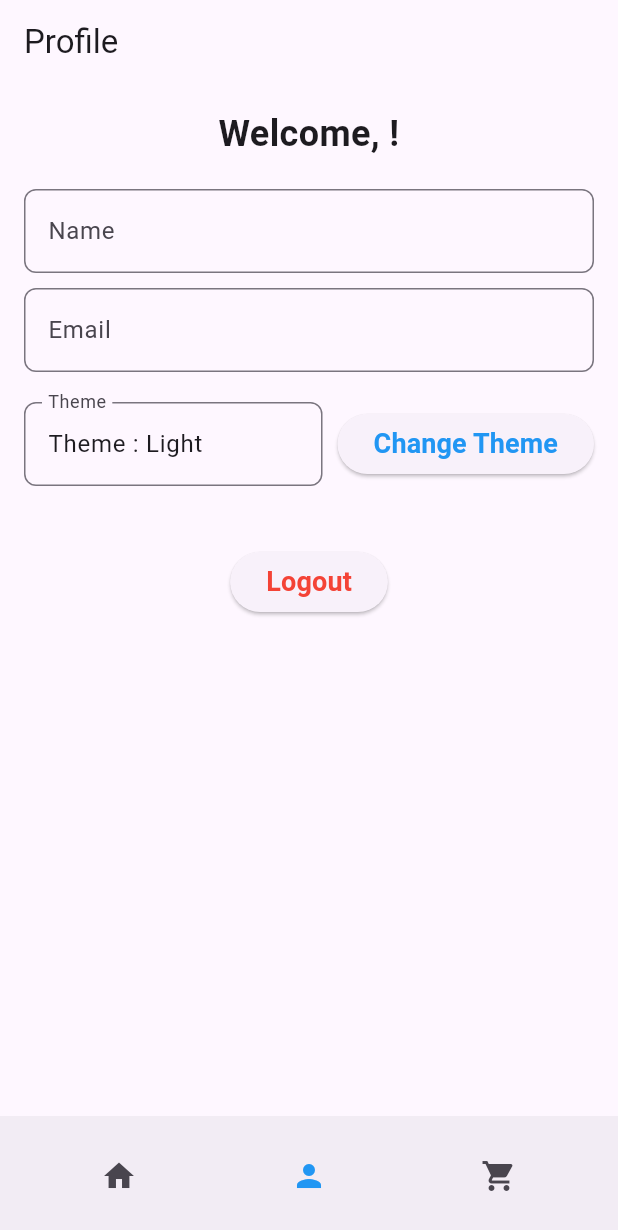
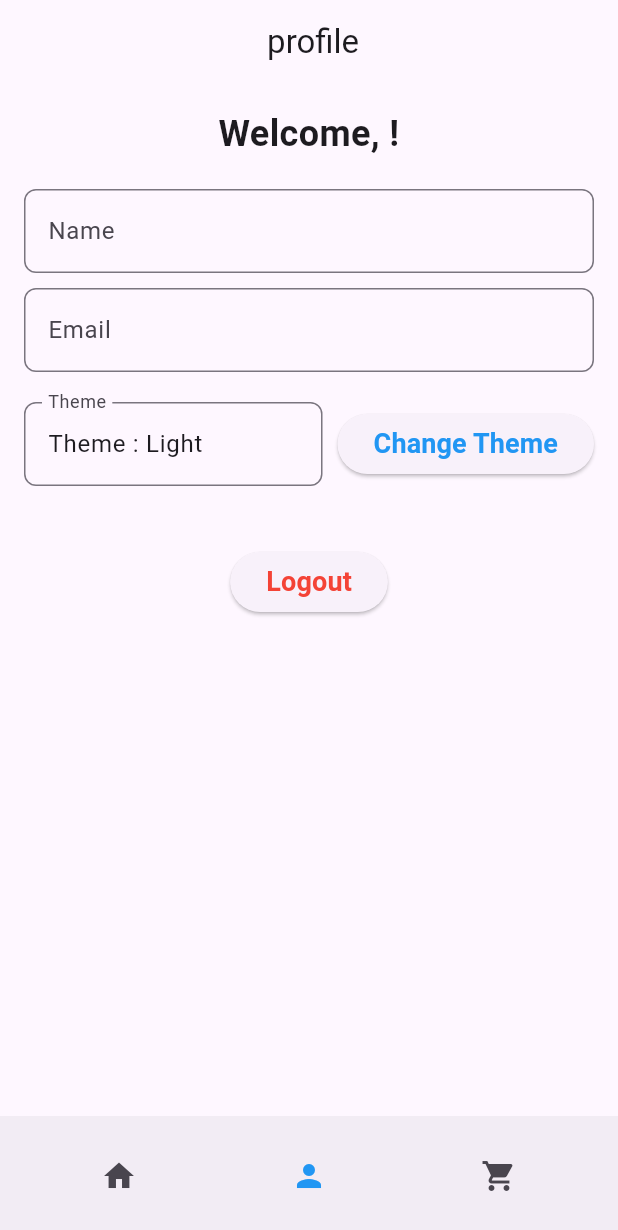
Before and after one commit to MohamedFathy610/E-commerce_app, a Flutter app: the HomePage screen opened directly, item 2 of the bottom bar chosen, on a phone screen of 412 x 824 dp. Shown: the top 1230 px of the screen. Run offline on Flutter 3.47's test engine with Material 3 defaults, Android fonts, the phone set to English and light mode, and no system bars; our stand-ins replace bloc, firebase_auth, firebase_core, flutter_bloc, google_sign_in; accounts and stored records are empty; network calls fail.

Commit message:
socund commit

```diff
--- a/lib/bloc/auth_bloc/auth_bloc.dart
+++ b/lib/bloc/auth_bloc/auth_bloc.dart
@@ -1,5 +1,4 @@
 import 'package:bloc/bloc.dart';
-import 'package:e_commerce_new/screens/home.dart';
 import 'package:firebase_auth/firebase_auth.dart';
 import 'package:flutter/material.dart';
 import 'package:meta/meta.dart';
--- a/lib/main.dart
+++ b/lib/main.dart
@@ -1,6 +1,6 @@
 import 'package:e_commerce_new/bloc/auth_bloc/auth_bloc.dart';
 import 'package:e_commerce_new/bloc/theme_cubit/theme_cubit.dart';
-import 'package:e_commerce_new/screens/home.dart';
+import 'package:e_commerce_new/screens/components/home.dart';
 import 'package:e_commerce_new/screens/auth/login.dart';
 import 'package:firebase_auth/firebase_auth.dart';
 import 'package:firebase_core/firebase_core.dart';
--- a/lib/screens/auth/login.dart
+++ b/lib/screens/auth/login.dart
@@ -1,6 +1,6 @@
 
 import 'package:e_commerce_new/bloc/auth_bloc/auth_bloc.dart';
-import 'package:e_commerce_new/screens/home.dart';
+import 'package:e_commerce_new/screens/components/home.dart';
 import 'package:e_commerce_new/screens/auth/signup_screen.dart';
 import 'package:e_commerce_new/utils/app_strings.dart';
 import 'package:firebase_auth/firebase_auth.dart';
@@ -173,6 +173,7 @@ Widget _emailTextField(Function(String?) onSaved) {
           .hasMatch(value)) {
         return AppStrings.invalidEmail;
       }
+      return null;
     },
     decoration: InputDecoration(
       labelText: AppStrings.email,
@@ -191,6 +192,7 @@ Widget _passwordTextField(Function(String?) onSaved) {
       else if (value.length < 6) {
         return AppStrings.passwordMinLength;
       }
+      return null;
     },
     obscureText: true,
     decoration: InputDecoration(
--- a/lib/screens/auth/signup_screen.dart
+++ b/lib/screens/auth/signup_screen.dart
@@ -1,5 +1,5 @@
 import 'package:e_commerce_new/bloc/auth_bloc/auth_bloc.dart';
-import 'package:e_commerce_new/screens/home.dart';
+import 'package:e_commerce_new/screens/components/home.dart';
 import 'package:e_commerce_new/screens/auth/login.dart';
 import 'package:flutter/material.dart';
 import 'package:e_commerce_new/utils/app_colors.dart';
--- a/lib/screens/home.dart
+++ b/lib/screens/components/home.dart
@@ -1,6 +1,6 @@
 import 'package:e_commerce_new/models/product_model.dart';
-import 'package:e_commerce_new/screens/cart.dart';
-import 'package:e_commerce_new/screens/profile.dart';
+import 'package:e_commerce_new/screens/components/cart.dart';
+import 'package:e_commerce_new/screens/components/profile.dart';
 import 'package:firebase_auth/firebase_auth.dart';
 import 'package:flutter/material.dart';
 
@@ -10,6 +10,7 @@ class HomePage extends StatefulWidget {
   @override
   State<HomePage> createState() => _HomePageState();
 }
+
 class _HomePageState extends State<HomePage> {
   static List<Product> cart = [];
 
@@ -17,77 +18,80 @@ class _HomePageState extends State<HomePage> {
     Product(
       name: 'Product 1',
       price: 100.0,
-      imageUrl: 'https://assets.adidas.com/images/w_940,f_auto,q_auto/038692973e594495a5966d3ba81af3b7_9366/JK2250_21_model.jpg',
-      id: '1', rating: 4.7,
+      imageUrl:
+          'https://assets.adidas.com/images/w_940,f_auto,q_auto/038692973e594495a5966d3ba81af3b7_9366/JK2250_21_model.jpg',
+      id: '1',
+      rating: 4.7,
     ),
-     Product(
+    Product(
       name: 'Product 2',
       price: 200.0,
-      imageUrl: 'https://assets.adidas.com/images/w_940,f_auto,q_auto/038692973e594495a5966d3ba81af3b7_9366/JK2250_21_model.jpg',
-       id: '2', rating: 4,
+      imageUrl:
+          'https://assets.adidas.com/images/w_940,f_auto,q_auto/038692973e594495a5966d3ba81af3b7_9366/JK2250_21_model.jpg',
+      id: '2',
+      rating: 4,
     ),
     Product(
       name: 'Product 3',
       price: 300.0,
-      imageUrl: 'https://assets.adidas.com/images/w_940,f_auto,q_auto/038692973e594495a5966d3ba81af3b7_9366/JK2250_21_model.jpg',
-      id: '3', rating:4.5,
+      imageUrl:
+          'https://assets.adidas.com/images/w_940,f_auto,q_auto/038692973e594495a5966d3ba81af3b7_9366/JK2250_21_model.jpg',
+      id: '3',
+      rating: 4.5,
     ),
     Product(
       name: 'Product 4',
       price: 400.0,
-      imageUrl: 'https://assets.adidas.com/images/w_940,f_auto,q_auto/038692973e594495a5966d3ba81af3b7_9366/JK2250_21_model.jpg',
-      id: '4', rating: 4.8,
+      imageUrl:
+          'https://assets.adidas.com/images/w_940,f_auto,q_auto/038692973e594495a5966d3ba81af3b7_9366/JK2250_21_model.jpg',
+      id: '4',
+      rating: 4.8,
     ),
     Product(
       name: 'Product 5',
       price: 500.0,
-      imageUrl: 'https://assets.adidas.com/images/w_940,f_auto,q_auto/038692973e594495a5966d3ba81af3b7_9366/JK2250_21_model.jpg',
-      id: '5', rating: 4.9,
+      imageUrl:
+          'https://assets.adidas.com/images/w_940,f_auto,q_auto/038692973e594495a5966d3ba81af3b7_9366/JK2250_21_model.jpg',
+      id: '5',
+      rating: 4.9,
     ),
     Product(
       name: 'Product 6',
       price: 600.0,
-      imageUrl: 'https://assets.adidas.com/images/w_940,f_auto,q_auto/038692973e594495a5966d3ba81af3b7_9366/JK2250_21_model.jpg',
-      id: '6', rating: 4.6,
+      imageUrl:
+          'https://assets.adidas.com/images/w_940,f_auto,q_auto/038692973e594495a5966d3ba81af3b7_9366/JK2250_21_model.jpg',
+      id: '6',
+      rating: 4.6,
     ),
     Product(
       name: 'Product 7',
       price: 700.0,
-      imageUrl: 'https://assets.adidas.com/images/w_940,f_auto,q_auto/038692973e594495a5966d3ba81af3b7_9366/JK2250_21_model.jpg',
-      id: '7', rating: 4.3,
+      imageUrl:
+          'https://assets.adidas.com/images/w_940,f_auto,q_auto/038692973e594495a5966d3ba81af3b7_9366/JK2250_21_model.jpg',
+      id: '7',
+      rating: 4.3,
     ),
   ];
+  List<String> appBarText = ["welcome to my store", " profile", "cart"];
 
   int selectedIndex = 0;
 
   void _toggleCart(Product product) {
     setState(() {
-
-        cart.add(product);
-
+      cart.add(product);
     });
   }
 
   @override
   Widget build(BuildContext context) {
     final List<Widget> pages = [
-      ListView.builder(
-        padding: const EdgeInsets.all(16),
-        itemCount: kProducts.length,
-        itemBuilder: (_, i) {
-          final p = kProducts[i];
-          return productTile(
-            context: context,
-            product: p,
-            onCart: () => _toggleCart(p),
-          );
-        },
-      ),
+      _homeBody(context),
       const ProfilePage(),
       Cart(products: cart),
     ];
 
     return Scaffold(
+      appBar: AppBar(title: Text(appBarText[selectedIndex]), centerTitle: true),
       body: pages[selectedIndex],
       bottomNavigationBar: BottomAppBar(
         child: Row(
@@ -131,6 +135,22 @@ class _HomePageState extends State<HomePage> {
       ),
     );
   }
+
+ ListView _homeBody(BuildContext context) {
+    return ListView.builder(
+            padding: const EdgeInsets.all(16),
+            itemCount: kProducts.length,
+            itemBuilder: (_, i) {
+              final p = kProducts[i];
+              return productTile(
+                context: context,
+                product: p,
+                onCart: () => _toggleCart(p),
+              );
+            },
+          );
+
+  }
 }
 
 Widget productTile({
@@ -140,20 +160,11 @@ Widget productTile({
 }) {
   return Card(
     margin: const EdgeInsets.only(bottom: 12),
-    shape: RoundedRectangleBorder(
-      borderRadius: BorderRadius.circular(16),
-    ),
+    shape: RoundedRectangleBorder(borderRadius: BorderRadius.circular(16)),
     child: ListTile(
       leading: ClipRRect(
         borderRadius: BorderRadius.circular(12),
-        child: product.imageUrl.startsWith('http')
-            ? Image.network(
-          product.imageUrl,
-          width: 60,
-          height: 60,
-          fit: BoxFit.cover,
-        )
-            : Image.asset(
+        child: Image.network(
           product.imageUrl,
           width: 60,
           height: 60,
@@ -164,17 +175,16 @@ Widget productTile({
       subtitle: Text("Price: ${product.price} EGP"),
       trailing: TextButton(
         onPressed: onCart,
-        child: Text( "Add to Cart",
-  style: TextStyle( color: Colors.blue,
-        ),
+        child: Text("Add to Cart", style: TextStyle(color: Colors.blue)),
       ),
     ),
-  ) );
+  );
 }
+
 Widget _welcomeMessage(BuildContext context) {
   final user = FirebaseAuth.instance.currentUser;
   return Text(
-    "Welcome, ${user?.displayName }!",
+    "Welcome, ${user?.displayName}!",
     style: const TextStyle(fontSize: 24, fontWeight: FontWeight.bold),
     textAlign: TextAlign.center,
   );
--- a/lib/screens/profile.dart
+++ b/lib/screens/components/profile.dart
@@ -13,7 +13,6 @@ class ProfilePage extends StatelessWidget {
 
 
     return Scaffold(
-      appBar: AppBar(title: const Text(AppStrings.profile)),
       body: Padding(
         padding: const EdgeInsets.all(16.0),
         child: Column(
@@ -71,7 +70,6 @@ Widget _showEmail(BuildContext context) {
     readOnly: true, // Make it read-only for now
   );
 }
-
 Widget _EditTheme(BuildContext context) {
   return Row(
     children: [
@@ -96,9 +94,9 @@ Widget _EditTheme(BuildContext context) {
 }
 Widget _changeTheme(BuildContext context) {
   return ElevatedButton(
-    onPressed: () => context.read<ThemeCubit>().toggleTheme(),
+    onPressed: () => BlocProvider.of<ThemeCubit>(context).toggleTheme(),
     child: const Text(AppStrings.changeTheme,
-      style: TextStyle(fontSize: 18, color: Colors.blue, fontWeight: FontWeight.bold)
+        style: TextStyle(fontSize: 18, color: Colors.blue, fontWeight: FontWeight.bold)
     ),
   );
 }
```
Also changed, not shown: lib/screens/cart.dart (deleted, +0 -29 lines), lib/screens/components/cart.dart (added, +48 -0 lines).
